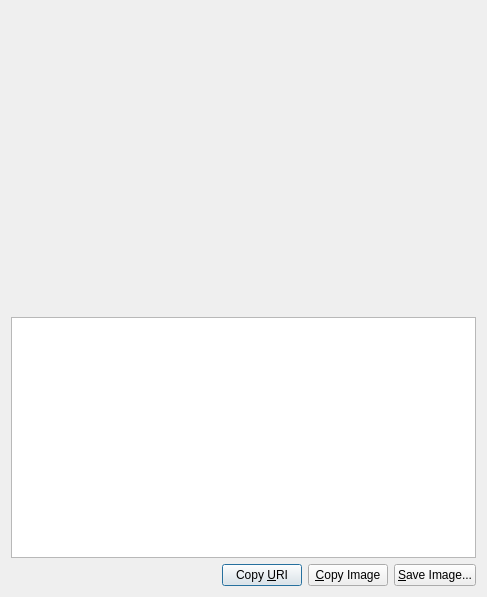
Old version of the form src/qt/forms/receiverequestdialog.ui in the repository raffermeko/bitcoin.
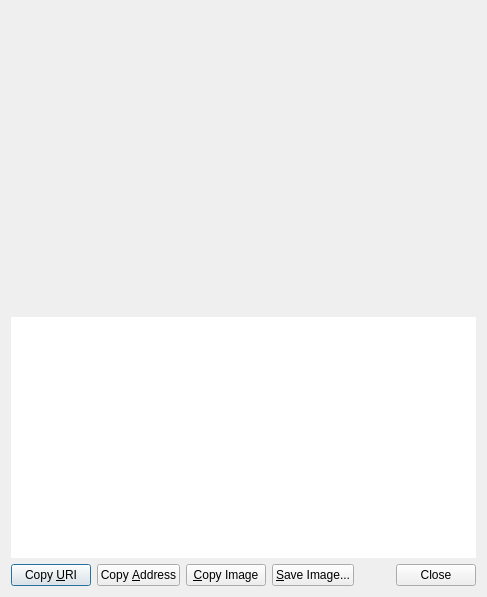
New version of the form. Custom widgets are drawn as their Qt base class.

Diff of the .ui file:
```diff
--- a/src/qt/forms/receiverequestdialog.ui
+++ b/src/qt/forms/receiverequestdialog.ui
@@ -53,6 +53,12 @@
        <height>50</height>
       </size>
      </property>
+     <property name="frameShape">
+      <enum>QFrame::NoFrame</enum>
+     </property>
+     <property name="frameShadow">
+      <enum>QFrame::Plain</enum>
+     </property>
      <property name="tabChangesFocus">
       <bool>true</bool>
      </property>
@@ -64,7 +70,35 @@
    <item>
     <layout class="QHBoxLayout" name="horizontalLayout">
      <item>
-      <spacer name="horizontalSpacer">
+      <widget class="QPushButton" name="btnCopyURI">
+       <property name="text">
+        <string>Copy &amp;URI</string>
+       </property>
+      </widget>
+     </item>
+     <item>
+      <widget class="QPushButton" name="btnCopyAddress">
+       <property name="text">
+        <string>Copy &amp;Address</string>
+       </property>
+      </widget>
+     </item>
+     <item>
+      <widget class="QPushButton" name="btnCopyImage">
+       <property name="text">
+        <string>&amp;Copy Image</string>
+       </property>
+      </widget>
+     </item>
+     <item>
+      <widget class="QPushButton" name="btnSaveAs">
+       <property name="text">
+        <string>&amp;Save Image...</string>
+       </property>
+      </widget>
+     </item>
+     <item>
+      <spacer name="horizontalSpacer_2">
        <property name="orientation">
         <enum>Qt::Horizontal</enum>
        </property>
@@ -77,23 +111,9 @@
       </spacer>
      </item>
      <item>
-      <widget class="QPushButton" name="btnCopyURI">
-       <property name="text">
-        <string>Copy &amp;URI</string>
-       </property>
-      </widget>
-     </item>
-     <item>
-      <widget class="QPushButton" name="btnCopyImage">
-       <property name="text">
-        <string>&amp;Copy Image</string>
-       </property>
-      </widget>
-     </item>
-     <item>
-      <widget class="QPushButton" name="btnSaveAs">
-       <property name="text">
-        <string>&amp;Save Image...</string>
+      <widget class="QDialogButtonBox" name="buttonBox">
+       <property name="standardButtons">
+        <set>QDialogButtonBox::Close</set>
        </property>
       </widget>
      </item>
```
Left out of the diff: 38 changed lines with no effect on the pictures.
